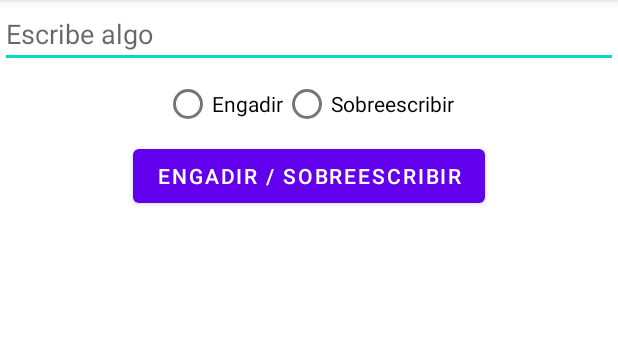
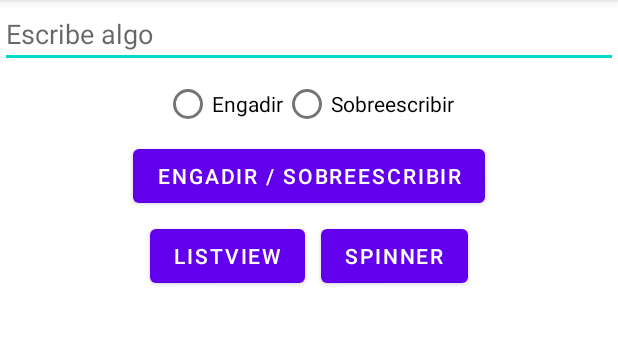
Before and after one commit to a22adrianct/PMDM, an Android app: the screen it shows after launch (MainActivity), on a phone screen of 412 x 824 dp, the part 84-429 px from its top. Run offline under Robolectric (Android 15) with nearby library versions, the phone set to English and light mode, and no system bars.

Commit message:
Casa 07/12/2022

```diff
--- a/I4AA22AdrianCT/app/src/main/java/com/example/i4a_a22adrianct/MainActivity.java
+++ b/I4AA22AdrianCT/app/src/main/java/com/example/i4a_a22adrianct/MainActivity.java
@@ -2,13 +2,115 @@ package com.example.i4a_a22adrianct;
 
 import androidx.appcompat.app.AppCompatActivity;
 
+import android.content.Context;
+import android.content.Intent;
 import android.os.Bundle;
+import android.os.Environment;
+import android.util.Log;
+import android.view.View;
+import android.widget.ArrayAdapter;
+import android.widget.Button;
+import android.widget.EditText;
+import android.widget.RadioButton;
+import android.widget.TextView;
+import android.widget.Toast;
+
+import java.io.BufferedReader;
+import java.io.File;
+import java.io.FileInputStream;
+import java.io.FileNotFoundException;
+import java.io.FileOutputStream;
+import java.io.IOException;
+import java.io.InputStreamReader;
+import java.io.OutputStreamWriter;
+import java.util.ArrayList;
+import java.util.Date;
 
 public class MainActivity extends AppCompatActivity {
+
+    static String ficheiro = "ficheiro_SD.txt";
+    boolean sdDisponible = false;
+    boolean sdAccesoEscritura = false;
+    File dirFicheiroSD;
+    File rutaCompleta;
 
     @Override
     protected void onCreate(Bundle savedInstanceState) {
         super.onCreate(savedInstanceState);
         setContentView(R.layout.activity_main);
+
+        comprobarEstadoSD();
+        establecerDirectorioFicheiro();
+
+        Button spinnerBtn = (Button) findViewById(R.id.btnSpinner);
+        Button listViewBtn = (Button) findViewById(R.id.btnListView);
+
+        Intent intentSpinner = new Intent(this, SecundariaSpinner.class);
+        Intent intentListView = new Intent(this, SecundariaListView.class);
+
+        spinnerBtn.setOnClickListener(new View.OnClickListener() {
+            @Override
+            public void onClick(View view) {
+
+                startActivity(intentSpinner);
+            }
+        });
+
+        listViewBtn.setOnClickListener(new View.OnClickListener() {
+            @Override
+            public void onClick(View view) {
+                startActivity(intentListView);
+            }
+        });
+    }
+
+    public void comprobarEstadoSD(){
+        String estado = Environment.getExternalStorageState();
+        Log.e("SD", estado);
+
+        if(estado.equals(Environment.MEDIA_MOUNTED)){
+            sdDisponible = true;
+            sdAccesoEscritura = true;
+        } else if(estado.equals(Environment.MEDIA_MOUNTED_READ_ONLY)){
+            sdDisponible = true;
+            sdAccesoEscritura = false;
+        }
+    }
+
+    public void establecerDirectorioFicheiro(){
+        if (sdDisponible){
+            dirFicheiroSD = getExternalFilesDir(null);
+            rutaCompleta = new File(dirFicheiroSD.getAbsolutePath(), ficheiro);
+        }
+    }
+
+    public void onEscribirClick(View v){
+        EditText textoEscribir = (EditText) findViewById(R.id.textoEscribir);
+        RadioButton opcion = (RadioButton) findViewById(R.id.sobreescribir);
+        Date fechaHora = new Date();
+        String contido = textoEscribir.getText() + " - " + fechaHora + "\n";
+
+        boolean sobrescribir;
+
+        if (opcion.isChecked()){
+            sobrescribir = false;
+        } else {
+            sobrescribir = true;
+        }
+
+        if (sdAccesoEscritura){
+            try {
+                Log.i("RUTA COMPLETA", rutaCompleta.toString());
+                Log.i("CONTIDO", contido);
+                OutputStreamWriter osw = new OutputStreamWriter(new FileOutputStream(rutaCompleta, sobrescribir));
+                osw.write(contido);
+                osw.close();
+                textoEscribir.setText("");
+            } catch (FileNotFoundException e) {
+                e.printStackTrace();
+            } catch (IOException e) {
+                e.printStackTrace();
+            }
+        }
     }
 }
--- a/I4AA22AdrianCT/app/src/main/res/layout/activity_main.xml
+++ b/I4AA22AdrianCT/app/src/main/res/layout/activity_main.xml
@@ -18,7 +18,7 @@
         android:gravity="top|center">
 
         <EditText
-            android:id="@+id/texto"
+            android:id="@+id/textoEscribir"
             android:layout_width="match_parent"
             android:layout_height="wrap_content"
             android:hint="Escribe algo"/>
@@ -43,9 +43,32 @@
         </RadioGroup>
 
         <Button
-            android:id="@+id/boton"
+            android:id="@+id/btnEscribir"
             android:layout_width="wrap_content"
             android:layout_height="wrap_content"
-            android:text="Engadir / Sobreescribir"/>
+            android:text="Engadir / Sobreescribir"
+            android:onClick="onEscribirClick"/>
+
+        <LinearLayout
+            android:layout_width="wrap_content"
+            android:layout_height="wrap_content"
+            android:orientation="horizontal">
+
+            <Button
+                android:id="@+id/btnListView"
+                android:layout_width="wrap_content"
+                android:layout_height="wrap_content"
+                android:text="ListView"
+                android:onClick="onListViewClick"
+                android:layout_margin="5dp"/>
+
+            <Button
+                android:id="@+id/btnSpinner"
+                android:layout_width="wrap_content"
+                android:layout_height="wrap_content"
+                android:text="Spinner"
+                android:onClick="onSpinnerClick"
+                android:layout_margin="5dp"/>
+        </LinearLayout>
     </LinearLayout>
 </androidx.constraintlayout.widget.ConstraintLayout>
```
Also changed, not shown: I4AA22AdrianCT/app/src/main/AndroidManifest.xml (+14 -0 lines), I4AA22AdrianCT/app/src/main/java/com/example/i4a_a22adrianct/SecundariaListView.java (added, +60 -0 lines), I4AA22AdrianCT/app/src/main/java/com/example/i4a_a22adrianct/SecundariaSpinner.java (added, +63 -0 lines), I4AA22AdrianCT/app/src/main/res/layout/listview_view.xml (added, +24 -0 lines), I4AA22AdrianCT/app/src/main/res/layout/spinner_view.xml (added, +24 -0 lines).
